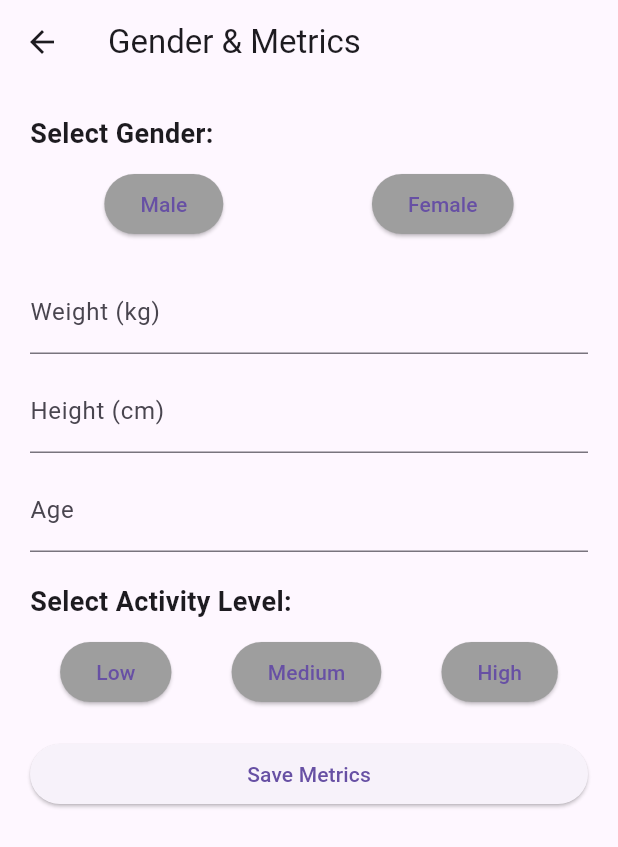
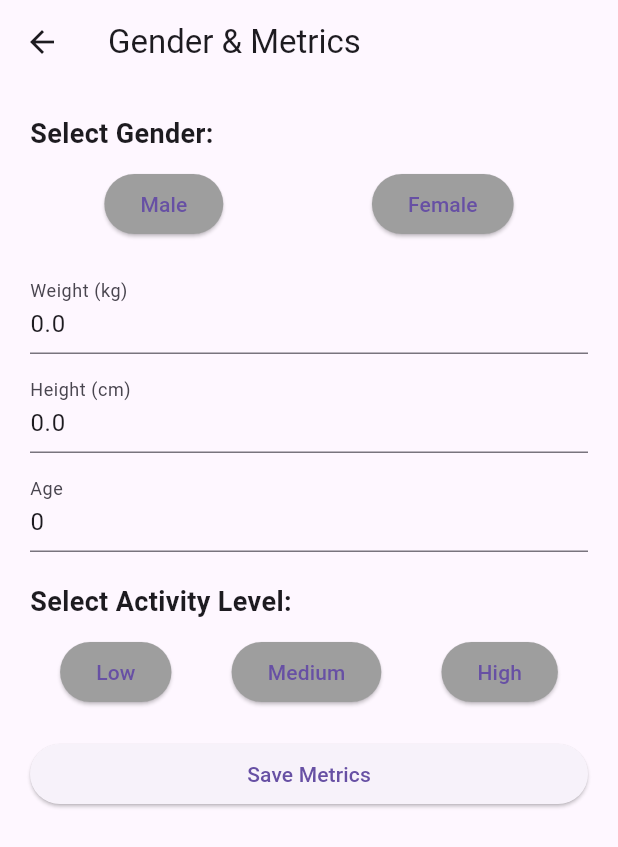
Before and after one commit to rekk5/RestaurantApp, a Flutter app: the GenderMetricsPage screen opened by its route, on a phone screen of 412 x 824 dp. Shown: the top 847 px of the screen. Run offline on Flutter 3.47's test engine with Material 3 defaults, Android fonts, the phone set to English and light mode, and no system bars; our stand-ins replace cloud_firestore, firebase_auth, firebase_core; accounts and stored records are empty.

Commit message:
Finished maetrics_page and fire base with it

```diff
--- a/lib/gender_metrics_page.dart
+++ b/lib/gender_metrics_page.dart
@@ -35,6 +35,37 @@ class _GenderMetricsPageState extends State<GenderMetricsPage> {
   double height = 0.0;
   int age = 0;
   String activityLevel = '';
+
+  final weightController = TextEditingController();
+  final heightController = TextEditingController();
+  final ageController = TextEditingController();
+
+  @override
+  void initState() {
+    super.initState();
+    loadMetrics();
+  }
+
+  void loadMetrics() async {
+    final userId = FirebaseAuth.instance.currentUser?.uid;
+    if (userId == null) {
+      print('No user is signed in.');
+      return;
+    }
+
+    final doc = await FirebaseFirestore.instance.collection('users').doc(userId).get();
+    setState(() {
+      selectedGender = doc['gender'];
+      weight = doc['weight'];
+      height = doc['height'];
+      age = doc['age'];
+      activityLevel = doc['activityLevel'];
+
+      weightController.text = weight.toString();
+      heightController.text = height.toString();
+      ageController.text = age.toString();
+    });
+  }
 
   void saveMetrics() {
     final userId = FirebaseAuth.instance.currentUser?.uid;
@@ -111,6 +142,7 @@ class _GenderMetricsPageState extends State<GenderMetricsPage> {
             ),
             const SizedBox(height: 20.0),
             TextField(
+              controller: weightController,
               keyboardType: TextInputType.number,
               onChanged: (value) {
                 setState(() {
@@ -123,6 +155,7 @@ class _GenderMetricsPageState extends State<GenderMetricsPage> {
             ),
             const SizedBox(height: 10.0),
             TextField(
+              controller: heightController,
               keyboardType: TextInputType.number,
               onChanged: (value) {
                 setState(() {
@@ -135,6 +168,7 @@ class _GenderMetricsPageState extends State<GenderMetricsPage> {
             ),
             const SizedBox(height: 10.0),
             TextField(
+              controller: ageController,
               keyboardType: TextInputType.number,
               onChanged: (value) {
                 setState(() {
```
